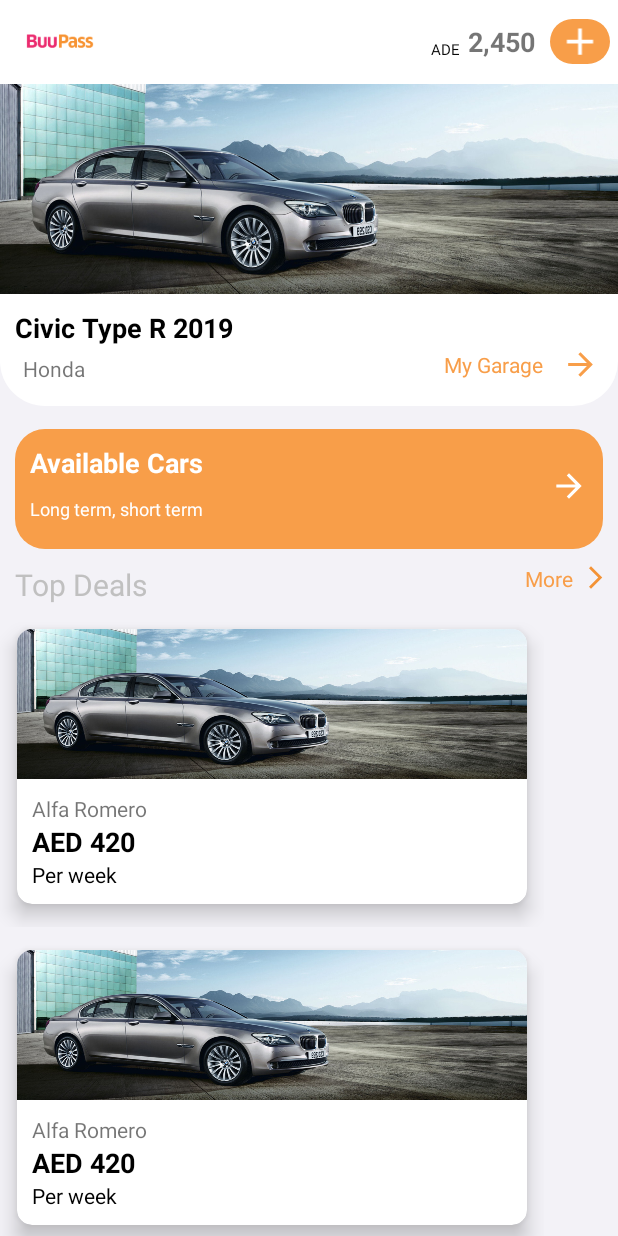
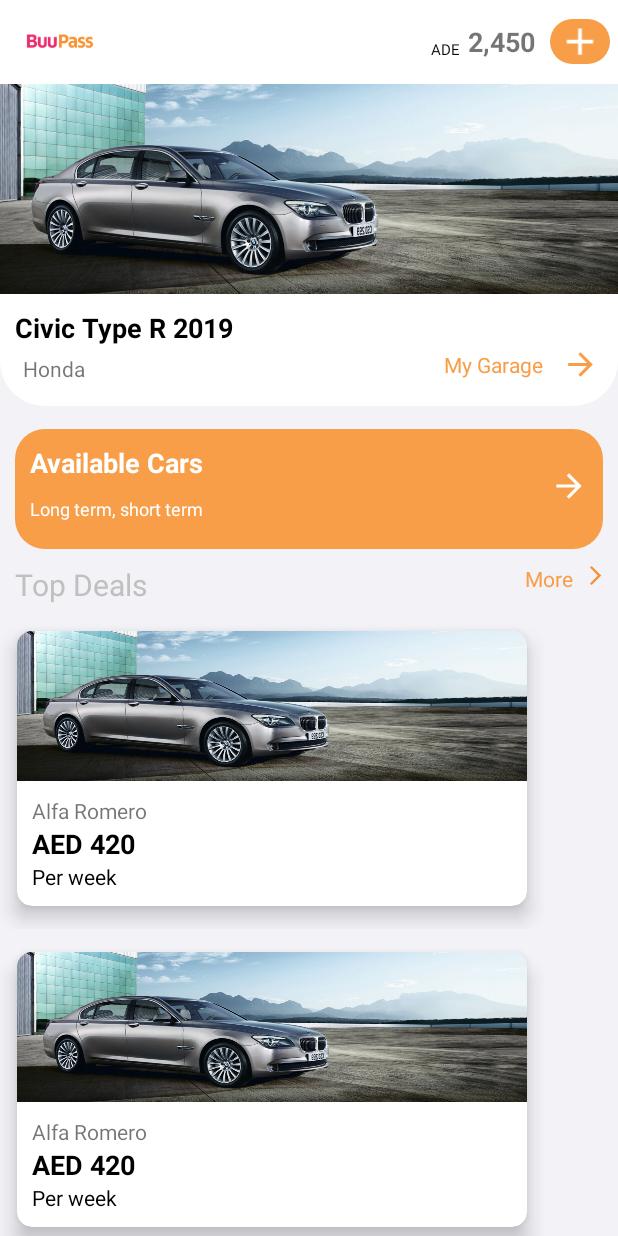
Before and after one commit to Andrewananda/buupass, an Android app: the layout fragment_dashboard.xml on its own in the app's theme, with its tools: preview values and no code run, on a phone screen of 412 x 824 dp. Run offline under Robolectric (Android 15) with nearby library versions, the phone set to English and light mode, and no system bars.

Commit message:
fix/navigation

```diff
--- a/app/src/main/java/com/devstart/buupass/home/ui/DashboardFragment.kt
+++ b/app/src/main/java/com/devstart/buupass/home/ui/DashboardFragment.kt
@@ -5,7 +5,9 @@ import androidx.fragment.app.Fragment
 import android.view.LayoutInflater
 import android.view.View
 import android.view.ViewGroup
+import androidx.navigation.fragment.findNavController
 import androidx.recyclerview.widget.LinearLayoutManager
+import com.devstart.buupass.R
 import com.devstart.buupass.databinding.FragmentDashboardBinding
 import com.devstart.buupass.home.model.CarModel
 import dagger.hilt.android.AndroidEntryPoint
@@ -29,6 +31,9 @@ class DashboardFragment : Fragment() {
 
     override fun onViewCreated(view: View, savedInstanceState: Bundle?) {
         super.onViewCreated(view, savedInstanceState)
+        binding.moreView.setOnClickListener {
+            findNavController().navigate(R.id.action_dashboardFragment_to_carsFragment)
+        }
         loadView()
     }
 
--- a/app/src/main/res/layout/fragment_dashboard.xml
+++ b/app/src/main/res/layout/fragment_dashboard.xml
@@ -213,11 +213,17 @@
             android:layout_marginStart="10dp"
             app:layout_constraintStart_toStartOf="parent"
             />
+        <LinearLayout
+            android:id="@+id/more_view"
+            android:layout_width="wrap_content"
+            android:layout_height="wrap_content"
+            app:layout_constraintTop_toBottomOf="@id/card_view"
+            app:layout_constraintEnd_toEndOf="parent"
+            >
             <TextView
                 android:layout_width="wrap_content"
                 android:layout_height="wrap_content"
                 android:text="More"
-            app:layout_constraintTop_toBottomOf="@id/card_view"
                 android:layout_marginTop="10dp"
                 android:layout_marginStart="10dp"
                 android:textColor="@color/color_secondary"
@@ -226,20 +232,18 @@
             <ImageView
                 android:id="@+id/greater_than"
                 android:layout_width="30dp"
-        android:layout_height="18dp"
-        app:layout_constraintTop_toBottomOf="@id/card_view"
+                android:layout_height="15dp"
                 android:layout_marginTop="10dp"
-        android:layout_marginStart="10dp"
-        app:layout_constraintEnd_toEndOf="parent"
                 android:src="@drawable/greater_than"
                 />
+        </LinearLayout>
     <androidx.recyclerview.widget.RecyclerView
         android:id="@+id/recyclerview"
         android:layout_width="match_parent"
         android:layout_height="wrap_content"
         app:layout_constraintStart_toStartOf="parent"
         app:layout_constraintEnd_toEndOf="parent"
-        app:layout_constraintTop_toBottomOf="@id/greater_than"
+        app:layout_constraintTop_toBottomOf="@id/more_view"
         android:layout_marginTop="10dp"
         tools:itemCount="10"
         android:orientation="horizontal"
```
Lines whose indentation alone changed are shown as unchanged.
